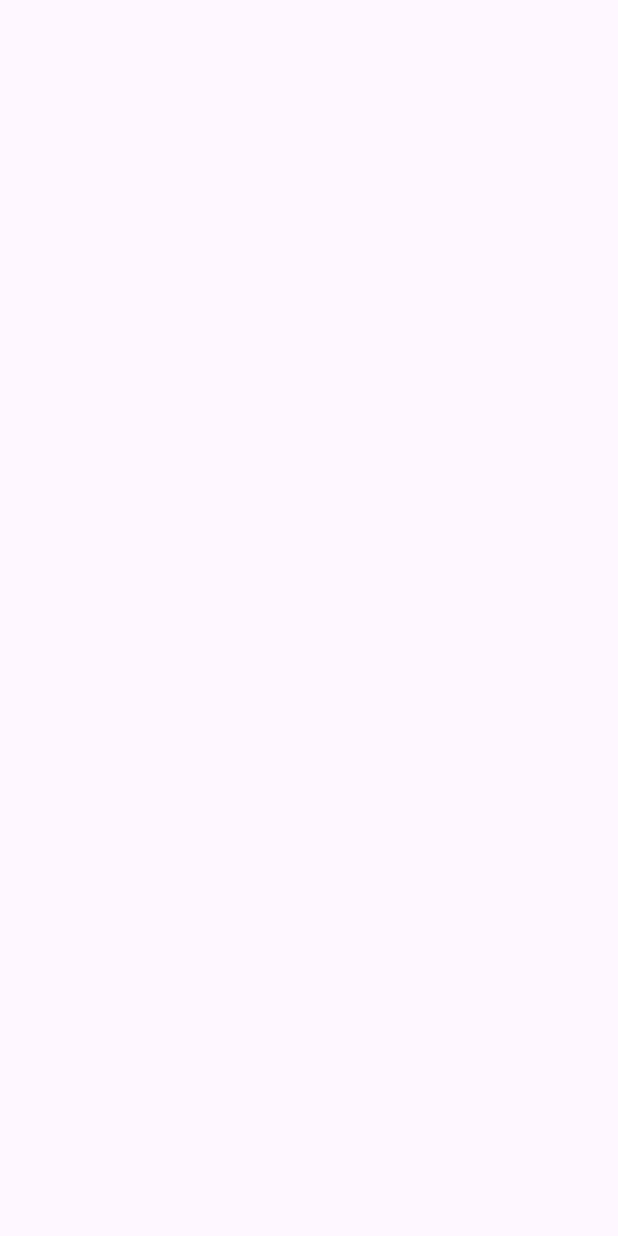
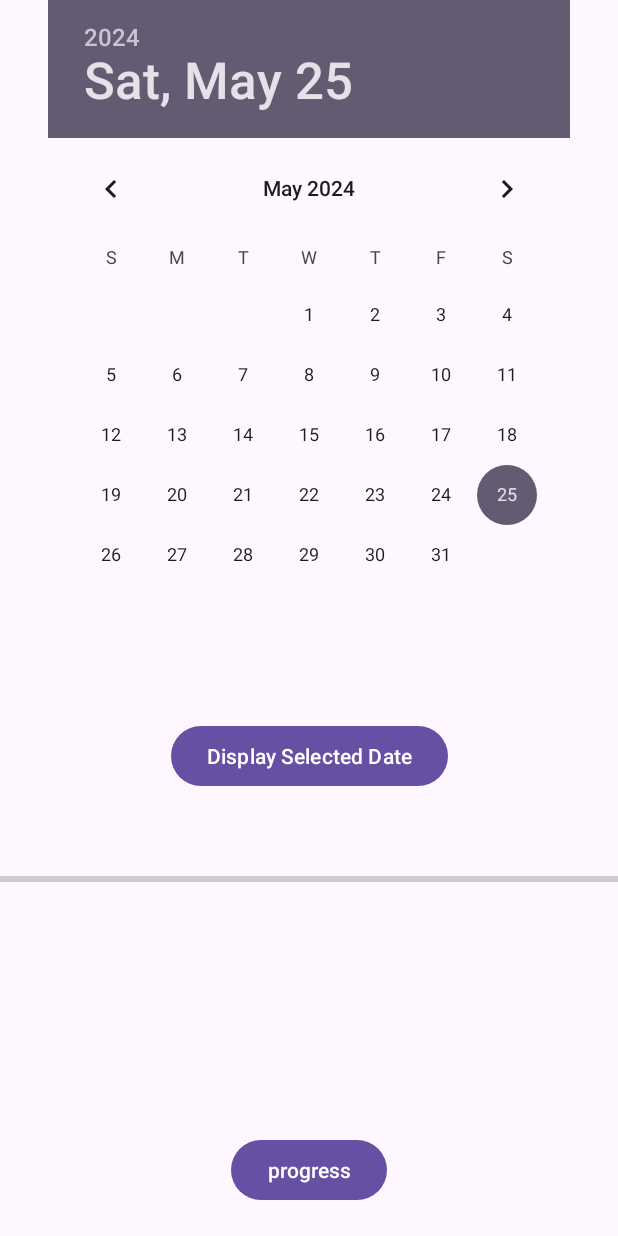
Before and after one commit to Devendra1011/Android_Widget, an Android app: the ThirdActivity screen opened directly, with no data from a screen before it, on a phone screen of 412 x 824 dp. Before the commit the screen is empty. Run offline under Robolectric (Android 15) with nearby library versions, the phone set to English and light mode, and no system bars.

Commit message:
final update

```diff
--- a/app/src/main/java/com/example/androidwidget/ThirdActivity.java
+++ b/app/src/main/java/com/example/androidwidget/ThirdActivity.java
@@ -1,6 +1,11 @@
 package com.example.androidwidget;
 
 import android.os.Bundle;
+import android.view.View;
+import android.widget.Button;
+import android.widget.DatePicker;
+import android.widget.ProgressBar;
+import android.widget.Toast;
 
 import androidx.activity.EdgeToEdge;
 import androidx.appcompat.app.AppCompatActivity;
@@ -9,6 +14,11 @@ import androidx.core.view.ViewCompat;
 import androidx.core.view.WindowInsetsCompat;
 
 public class ThirdActivity extends AppCompatActivity {
+
+    DatePicker datePicker;
+    Button btnDisSelDate,btnProgress;
+    ProgressBar progressBar;
+    int progress = 0;
 
     @Override
     protected void onCreate(Bundle savedInstanceState) {
@@ -20,5 +30,31 @@ public class ThirdActivity extends AppCompatActivity {
             v.setPadding(systemBars.left, systemBars.top, systemBars.right, systemBars.bottom);
             return insets;
         });
+
+        datePicker = findViewById(R.id.date_picker);
+        btnDisSelDate = findViewById(R.id.btn_dis_sel_date);
+        btnProgress = findViewById(R.id.btn_progress);
+        progressBar = findViewById(R.id.progress_bar);
+
+       btnDisSelDate.setOnClickListener(new View.OnClickListener() {
+           @Override
+           public void onClick(View v) {
+               String Day = "Day "+datePicker.getDayOfMonth();
+               String Month = "Month "+datePicker.getMonth();
+               String Year = "Year "+datePicker.getYear();
+               Toast.makeText(ThirdActivity.this, Day+Month+Year, Toast.LENGTH_SHORT).show();
+           }
+       });
+
+
+       btnProgress.setOnClickListener(new View.OnClickListener() {
+           @Override
+           public void onClick(View v) {
+               progress = progress + 10;
+                progressBar.setProgress(progress);
+           }
+       });
+
+
     }
 }
--- a/app/src/main/res/layout/activity_third.xml
+++ b/app/src/main/res/layout/activity_third.xml
@@ -7,4 +7,42 @@
     android:layout_height="match_parent"
     tools:context=".ThirdActivity">
 
+    <DatePicker
+        android:id="@+id/date_picker"
+        android:layout_width="wrap_content"
+        android:layout_height="wrap_content"
+        app:layout_constraintEnd_toEndOf="parent"
+        app:layout_constraintStart_toStartOf="parent"
+        app:layout_constraintTop_toTopOf="parent" />
+
+    <Button
+        android:id="@+id/btn_dis_sel_date"
+        android:layout_width="wrap_content"
+        android:layout_height="wrap_content"
+        android:layout_marginTop="50dp"
+        android:text="Display Selected Date"
+        app:layout_constraintEnd_toEndOf="parent"
+        app:layout_constraintStart_toStartOf="parent"
+        app:layout_constraintTop_toBottomOf="@id/date_picker" />
+
+    <ProgressBar
+        android:layout_width="match_parent"
+        android:layout_height="wrap_content"
+        android:layout_marginTop="50dp"
+        style="@style/Widget.AppCompat.ProgressBar.Horizontal"
+        app:layout_constraintEnd_toEndOf="parent"
+        android:id="@+id/progress_bar"
+        app:layout_constraintStart_toStartOf="parent"
+        app:layout_constraintTop_toBottomOf="@id/btn_dis_sel_date" />
+
+    <Button
+        android:id="@+id/btn_progress"
+        android:layout_width="wrap_content"
+        android:layout_height="wrap_content"
+        android:layout_marginBottom="20dp"
+        android:text="progress"
+        app:layout_constraintBottom_toBottomOf="parent"
+        app:layout_constraintEnd_toEndOf="parent"
+        app:layout_constraintStart_toStartOf="parent" />
+
 </androidx.constraintlayout.widget.ConstraintLayout>
```
Also changed, not shown: app/src/main/java/com/example/androidwidget/MainActivity.java (+15 -33 lines), app/src/main/java/com/example/androidwidget/SecondActivity.java (+32 -0 lines), app/src/main/res/layout/activity_main.xml (+11 -2 lines), app/src/main/res/layout/activity_second.xml (+7 -14 lines).
